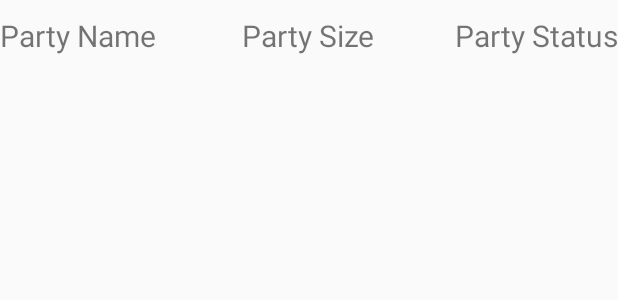
After one commit to omusico/capstone_tap_it, an Android app: the layout party_list_item_tablet.xml on its own in the app's theme, with its tools: preview values and no code run, on a phone screen of 412 x 824 dp. The commit adds this screen. Shown: the top 300 px of the screen. Run offline under Robolectric (Android 15) with nearby library versions, the phone set to English and light mode, and no system bars.

Commit message:
clean up and build up business side for tablet.

```diff
--- a/BusinessApp/app/src/main/java/tapit/businessapp/CustomerListActivity.java
+++ b/BusinessApp/app/src/main/java/tapit/businessapp/CustomerListActivity.java
@@ -1,5 +1,4 @@
 package tapit.businessapp;
-
 import android.os.Bundle;
 import android.support.v7.app.ActionBarActivity;
 import android.view.Menu;
@@ -19,6 +18,7 @@ import java.util.Map;
 import tapit.businessapp.model.Reservation;
 import tapit.businessapp.utils.Constants;
 import tapit.businessapp.utils.DataPath;
+import tapit.businessapp.utils.Utilities;
 
 
 public class CustomerListActivity extends ActionBarActivity {
@@ -36,13 +36,13 @@ public class CustomerListActivity extends ActionBarActivity {
 
         // Attach an listener to read the data at our posts reference
 
+        setTitle(Constants.RESTAURANT_NAME);
         fire.addValueEventListener(new ValueEventListener() {
             @Override
             public void onDataChange(DataSnapshot snapshot) {
                 Map<String, Reservation> reservationMap = new HashMap<String, Reservation>();
 
                 for(DataSnapshot child : snapshot.getChildren()) {
-//                    Map<String, HashMap> childMap = (Map<String, HashMap>) child;
                     Reservation reservation = new Reservation(
                         child.child("restaurantName").getValue().toString(),
                         Integer.parseInt(child.child("partySize").getValue().toString()),
@@ -57,7 +57,8 @@ public class CustomerListActivity extends ActionBarActivity {
                 System.out.println(snapshot.getValue());
                 List<String> keyList = new ArrayList<String>();
                 keyList.addAll(reservationMap.keySet());
-                final PartyListAdapter adapter = new PartyListAdapter(CustomerListActivity.this, R.layout.party_list_item, keyList, reservationMap);
+                boolean isTablet = Utilities.isTablet(CustomerListActivity.this);
+                final PartyListAdapter adapter = new PartyListAdapter(CustomerListActivity.this, isTablet ? R.layout.party_list_item_tablet : R.layout.party_list_item, keyList, reservationMap);
 
                 ListView partyListView = (ListView)findViewById(R.id.party_list);
                 partyListView.setAdapter(adapter);
@@ -75,29 +76,6 @@ public class CustomerListActivity extends ActionBarActivity {
                 System.out.println("The read failed: " + firebaseError.getMessage());
             }
         });
-
-//        ParseQuery<ParseObject> query = ParseQuery.getQuery("party");
-//        query.findInBackground(new FindCallback<ParseObject>() {
-//            public void done(List<ParseObject> restaurantList, ParseException e) {
-//                if (e == null) {
-//                    Log.d("restaurant", "Retrieved " + restaurantList.size());
-//                    parties = restaurantList;
-//                    final PartyListAdapter adapter = new PartyListAdapter(CustomerListActivity.this, R.layout.party_list_item, parties);
-//                    ListView partyListView = (ListView)findViewById(R.id.party_list);
-//                    partyListView.setAdapter(adapter);
-//
-//                    partyListView.setOnItemClickListener(new AdapterView.OnItemClickListener() {
-//                        @Override
-//                        public void onItemClick(AdapterView<?> a, View v, final int position, long id) {
-//                            clickPosition = position;
-//                        }
-//                    });
-//
-//                } else {
-//                    Log.d("score", "Error: " + e.getMessage());
-//                }
-//            }
-//        });
     }
 
 
@@ -105,6 +83,7 @@ public class CustomerListActivity extends ActionBarActivity {
     public boolean onCreateOptionsMenu(Menu menu) {
         // Inflate the menu; this adds items to the action bar if it is present.
         getMenuInflater().inflate(R.menu.menu_customer_list, menu);
+//        menu.findItem(R.id.restaurant_name).setTitle(Constants.RESTAURANT_NAME);
         return true;
     }
 
--- a/BusinessApp/app/src/main/java/tapit/businessapp/MainActivity.java
+++ b/BusinessApp/app/src/main/java/tapit/businessapp/MainActivity.java
@@ -4,7 +4,6 @@ import android.os.Bundle;
 import android.support.v7.app.ActionBarActivity;
 import android.view.Menu;
 import android.view.MenuItem;
-import android.widget.Button;
 
 
 public class MainActivity extends ActionBarActivity {
@@ -13,25 +12,6 @@ public class MainActivity extends ActionBarActivity {
     protected void onCreate(Bundle savedInstanceState) {
         super.onCreate(savedInstanceState);
         setContentView(R.layout.activity_main);
-
-        Button receive = (Button) findViewById(R.id.receive);
-        Button transmit = (Button) findViewById(R.id.transmit);
-
-//        receive.setOnClickListener(new View.OnClickListener() {
-//            @Override
-//            public void onClick(View v) {
-//                Intent r = new Intent(MainActivity.this, RangingActivity.class);
-//                startActivity(r);
-//            }
-//        });
-//
-//        transmit.setOnClickListener(new View.OnClickListener() {
-//            @Override
-//            public void onClick(View v) {
-//                Intent t = new Intent(MainActivity.this, TransmittingActivity.class);
-//                startActivity(t);
-//            }
-//        });
     }
 
 
--- a/BusinessApp/app/src/main/java/tapit/businessapp/PartyListAdapter.java
+++ b/BusinessApp/app/src/main/java/tapit/businessapp/PartyListAdapter.java
@@ -79,9 +79,6 @@ public class PartyListAdapter extends ArrayAdapter<String> {
                     public void onClick(DialogInterface dialog, int which) {
                         Firebase fire = new Firebase(Constants.FIREBASE_URL + '/' + DataPath.RESERVATIONS + '/' + Constants.RESTAURANT_NAME);
                         fire.child(reservationKeyList.get(position)).setValue(null);
-
-//                        items.remove(position);
-//                        notifyDataSetChanged();
                     }
                 });
                 adb.show();
--- /dev/null
+++ b/BusinessApp/app/src/main/java/tapit/businessapp/utils/Utilities.java
@@ -0,0 +1,19 @@
+package tapit.businessapp.utils;
+
+import android.content.Context;
+import android.content.res.Configuration;
+
+/**
+ * Created by frank on 5/2/15.
+ */
+public class Utilities {
+    /**
+     * if the current device is tablet.
+     * @return true if it is a tablet.
+     */
+    public static boolean isTablet(Context context){
+        boolean xlarge = ((context.getResources().getConfiguration().screenLayout & Configuration.SCREENLAYOUT_SIZE_MASK) == Configuration.SCREENLAYOUT_SIZE_XLARGE);
+        boolean large = ((context.getResources().getConfiguration().screenLayout & Configuration.SCREENLAYOUT_SIZE_MASK) == Configuration.SCREENLAYOUT_SIZE_LARGE);
+        return (xlarge || large);
+    }
+}
--- /dev/null
+++ b/BusinessApp/app/src/main/res/layout/party_list_item_tablet.xml
@@ -0,0 +1,38 @@
+<?xml version="1.0" encoding="utf-8"?>
+<RelativeLayout xmlns:android="http://schemas.android.com/apk/res/android"
+    android:layout_width="match_parent" android:layout_height="match_parent">
+
+    <TextView
+        android:layout_width="wrap_content"
+        android:layout_height="wrap_content"
+        android:text="Party Name"
+        android:id="@+id/party_name"
+        android:layout_weight="1"
+        android:layout_marginTop="10dp"
+        android:textSize="20dp"
+        android:layout_alignParentTop="true"
+        android:layout_alignParentStart="true" />
+
+    <TextView
+        android:layout_width="wrap_content"
+        android:layout_height="wrap_content"
+        android:text="Party Size"
+        android:id="@+id/party_size"
+        android:layout_weight="1"
+        android:textSize="20dp"
+        android:layout_alignTop="@+id/party_status"
+        android:layout_centerHorizontal="true" />
+
+    <TextView
+        android:layout_width="wrap_content"
+        android:layout_height="wrap_content"
+        android:text="Party Status"
+        android:id="@+id/party_status"
+        android:layout_weight="1"
+        android:textSize="20dp"
+        android:layout_alignTop="@+id/party_name"
+        android:layout_alignParentEnd="true" />
+
+
+
+</RelativeLayout>
--- a/BusinessApp/app/src/main/res/menu/menu_customer_list.xml
+++ b/BusinessApp/app/src/main/res/menu/menu_customer_list.xml
@@ -2,6 +2,6 @@
     xmlns:app="http://schemas.android.com/apk/res-auto"
     xmlns:tools="http://schemas.android.com/tools"
     tools:context="tapit.businessapp.CustomerListActivity">
-    <item android:id="@+id/action_settings" android:title="@string/action_settings"
+    <item android:id="@+id/restaurant_name" android:title="@string/action_settings"
         android:orderInCategory="100" app:showAsAction="never" />
 </menu>
```
